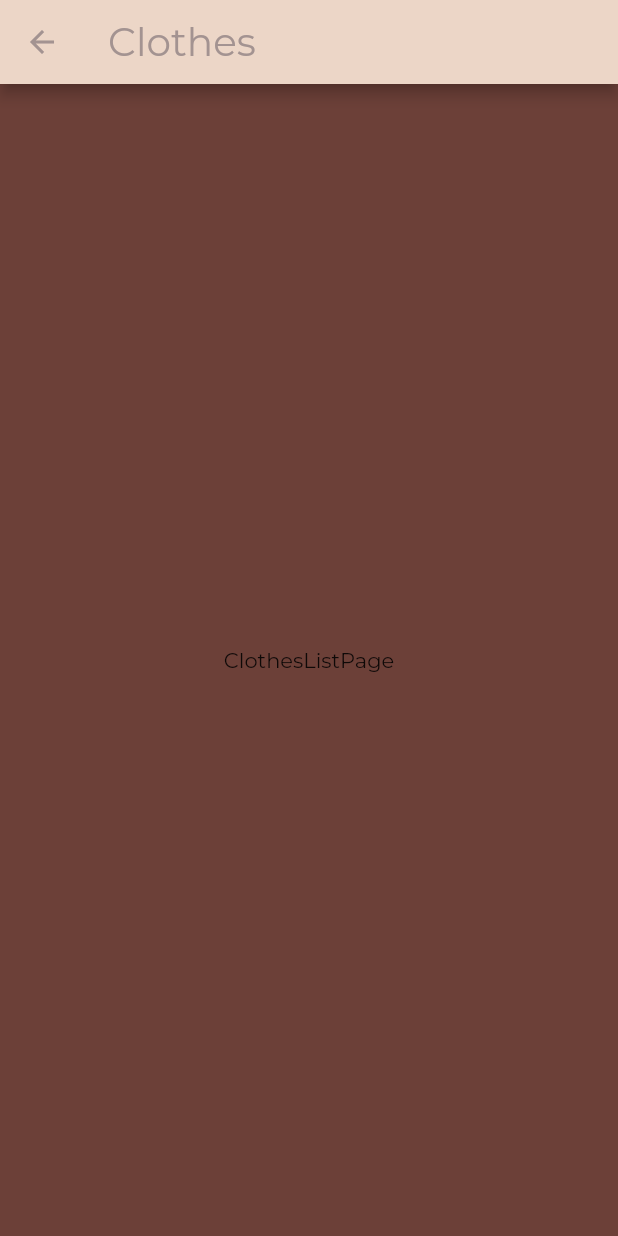
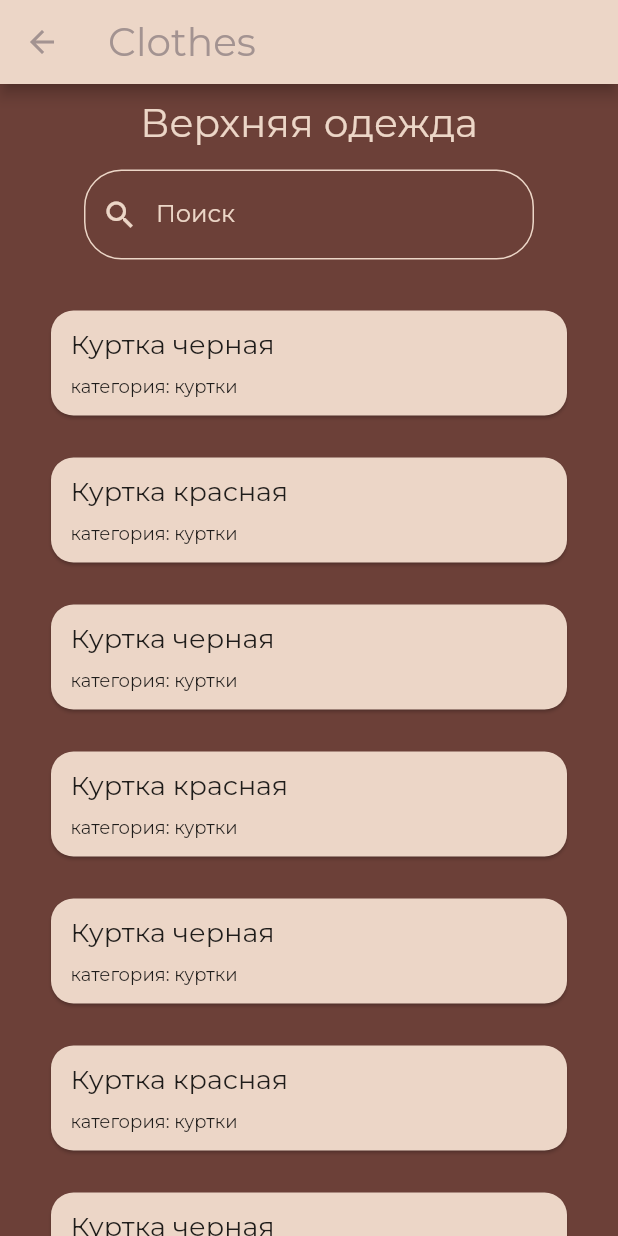
Before and after one commit to Loumber/Clothes, a Flutter app: the ClothesListPage screen opened by its route, on a phone screen of 412 x 824 dp. Run offline on Flutter 3.47's test engine with Material 2 defaults, Android fonts, the phone set to English and light mode, and no system bars; project files that could hold a hidden picture were left out.

Commit message:
added ClothesList

```diff
--- a/lib/AddClothesPage.dart
+++ b/lib/AddClothesPage.dart
@@ -1,9 +1,6 @@
 
 import 'package:flutter/material.dart';
-
-const dark_brown_clr = Color(0xFF6C4038);
-const light_coffee_clr = Color(0xFFECD6C7);
-const dark_coffee_clr = Color(0xFFA39391);
+import 'package:clothes/CustomColors.dart';
 
 class AddClothesPage extends StatelessWidget {
   get onPressed => null;
--- a/lib/CLothesListPage.dart
+++ b/lib/CLothesListPage.dart
@@ -1,28 +1,185 @@
 import 'package:flutter/material.dart';
-const dark_brown_clr = Color(0xFF6C4038);
-const light_coffee_clr = Color(0xFFECD6C7);
-const dark_coffee_clr = Color(0xFFA39391);
+
+import 'CustomColors.dart';
+
 
 class ClothesListPage extends StatelessWidget {
+  //const ClothesListPage({super.key, required this.title});
+  const ClothesListPage({super.key});
+  //final String title;
   @override
   Widget build(BuildContext context) {
     // TODO: implement build
+    //final String title = ModalRoute.of(context)!.settings.arguments as String;
     return Scaffold(
       appBar: AppBar(
         leading: BackButton(
-            color: dark_coffee_clr
+            color: CustomColors.dark_coffee_clr
         ),
         shadowColor: null,
-        backgroundColor: light_coffee_clr,
-        title: const Text('Clothes', style: TextStyle(fontFamily: 'Montserrat',fontSize: 26, color: dark_coffee_clr),),
+        backgroundColor: CustomColors.light_coffee_clr,
+        title: const Text('Clothes', style: TextStyle(fontFamily: 'Montserrat',fontSize: 26, color: CustomColors.dark_coffee_clr),),
       ),
-      backgroundColor: dark_brown_clr,
-      body: Center(
+      backgroundColor: CustomColors.dark_brown_clr,
+       body:
+
+           new ClothesList()
+
+       //Center(
+      //   child: Container(
+      //     child: Text('ClothesListPage'),
+      //   ),
+      // ),
+    );
+  }
+
+}
+
+class ClothesList extends StatefulWidget {
+  // const ClothesList(this.title);
+  // //ClothesList({Key key}) : super(key: key);
+  // final String title;
+  //final String description;
+
+  @override
+  _ClothesListState createState() => _ClothesListState();
+}
+
+class _ClothesListState extends State<ClothesList> {
+  //_ClothesListState(this.title);
+  final String title = "Верхняя одежда";
+  TextEditingController editingController = TextEditingController();
+
+  final duplicateItems = List<ClothesInfo>.generate(10, (i) =>
+      i.isEven ? ClothesInfo('Куртка черная', 'категория: куртки', ''): ClothesInfo('Куртка красная', 'категория: куртки', ''));
+  var items = <ClothesInfo>[];
+
+  @override
+  void initState() {
+    items.addAll(duplicateItems);
+    super.initState();
+  }
+
+  void filterSearchResults(String query) {
+    List<ClothesInfo> searchList = <ClothesInfo>[];
+    searchList.addAll(duplicateItems);
+    if(query.isNotEmpty) {
+      List<ClothesInfo> listData = <ClothesInfo>[];
+      searchList.forEach((item) {
+        if(item.contains(query)) {
+          listData.add(item);
+        }
+      });
+      setState(() {
+        items.clear();
+        items.addAll(listData);
+      });
+      return;
+    } else {
+      setState(() {
+        items.clear();
+        items.addAll(duplicateItems);
+      });
+    }
+
+  }
+
+  @override
+  Widget build(BuildContext context) {
+    return Container(
+      child: Column(
+        crossAxisAlignment: CrossAxisAlignment.center,
+        children: <Widget>[
+          Padding(
+            padding: const EdgeInsets.fromLTRB(0.0, 10.0, 0.0, 10.0),
+            child: Text(title, style: TextStyle(fontFamily: 'Montserrat', fontSize: 26, color: CustomColors.light_coffee_clr),),
+          ),
+          Padding(
+            padding: const EdgeInsets.fromLTRB(0.0, 5.0, 0.0, 20.0),
+            child: SizedBox(
+              width: 300,
+              child: TextField(
+                style: TextStyle(color: CustomColors.light_coffee_clr),
+                onChanged: (value) {
+                  filterSearchResults(value);
+                },
+                controller: editingController,
+                decoration: const InputDecoration(
+                  suffixStyle: TextStyle(color: CustomColors.light_coffee_clr),
+                  labelStyle: TextStyle(color: CustomColors.light_coffee_clr),
+                  labelText: "Поиск",
+                  prefixIcon: Icon(Icons.search,color: CustomColors.light_coffee_clr,),
+                  border: OutlineInputBorder(
+                    borderRadius: BorderRadius.all(Radius.circular(25.0)),
+                    borderSide: BorderSide(color: CustomColors.light_coffee_clr)
+                  ),
+                  focusedBorder: OutlineInputBorder(
+                      borderRadius: BorderRadius.all(Radius.circular(25.0)),
+                      borderSide: BorderSide(color: CustomColors.light_coffee_clr)
+                  ),
+                  enabledBorder: OutlineInputBorder(
+                      borderRadius: BorderRadius.all(Radius.circular(25.0)),
+                      borderSide: BorderSide(color: CustomColors.light_coffee_clr)
+                  ),
+                )
+              ),
+            ),
+          ),
+          Expanded(
+            child: ListView.builder(
+              shrinkWrap: true,
+              itemCount: items.length,
+              itemBuilder: (context, index) {
+                return ListCard(items[index]);
+              },
+            ),
+          ),
+        ],
+      ),
+    );
+  }
+}
+
+class ListCard extends StatelessWidget {
+  ClothesInfo item;
+  ListCard(this.item, {super.key});
+  @override
+  Widget build(BuildContext context) {
+    // TODO: implement build
+    return Padding(
+      padding: const EdgeInsets.fromLTRB(30.0, 10.0, 30.0, 10.0),
+      child: Card(
+        shape: RoundedRectangleBorder(
+          borderRadius: BorderRadius.circular(15.0)
+        ),
+        color: CustomColors.light_coffee_clr,
         child: Container(
-          child: Text('ClothesListPage'),
+          height: 70,
+          child: Padding(
+            padding: const EdgeInsets.fromLTRB(13.0, 8.0, 13.0, 8.0),
+            child: Column(
+              crossAxisAlignment: CrossAxisAlignment.start,
+              mainAxisAlignment: MainAxisAlignment.spaceAround,
+              children: [
+                Text(item.name, style: TextStyle(fontSize: 18),),
+                Text(item.category, style: TextStyle(fontSize: 12),),
+              ],
+            ),
+          )
         ),
       ),
     );
   }
+}
 
+class ClothesInfo {
+  String name;
+  String category;
+  String description;
+
+  ClothesInfo(this.name, this.category, this.description);
+
+  bool contains(String query) {
+    return (name.contains(query)) || (category.contains(query));
+  }
 }
--- /dev/null
+++ b/lib/CustomColors.dart
@@ -0,0 +1,7 @@
+import 'dart:ui';
+
+class CustomColors {
+  static const dark_brown_clr = Color(0xFF6C4038);
+  static const light_coffee_clr = Color(0xFFECD6C7);
+  static const dark_coffee_clr = Color(0xFFA39391);
+}
--- a/lib/MainPage.dart
+++ b/lib/MainPage.dart
@@ -2,9 +2,8 @@
 import 'package:clothes/RoutesGenerator.dart';
 import 'package:flutter/material.dart';
 
-const dark_brown_clr = Color(0xFF6C4038);
-const light_coffee_clr = Color(0xFFECD6C7);
-const dark_coffee_clr = Color(0xFFA39391);
+import 'CustomColors.dart';
+
 
 class MainPage extends StatelessWidget {
 
@@ -28,11 +27,11 @@ class MainPage extends StatelessWidget {
                       mainAxisAlignment: MainAxisAlignment.spaceAround,
                       children: [
                         Container(
-                            child: Text('Ростов-на-Дону', style: TextStyle(fontFamily: 'Montserrat', color:light_coffee_clr ),)
+                            child: Text('Ростов-на-Дону', style: TextStyle(fontFamily: 'Montserrat', color:CustomColors.light_coffee_clr ),)
                         ),
                         SizedBox(height: 10,),
                         Container(
-                          child: Text('18°C', style: TextStyle(fontFamily: 'Montserrat',color:light_coffee_clr, fontSize: 34),),
+                          child: Text('18°C', style: TextStyle(fontFamily: 'Montserrat',color:CustomColors.light_coffee_clr, fontSize: 34),),
                         )
                       ],
                     ),
@@ -50,7 +49,7 @@ class MainPage extends StatelessWidget {
             SizedBox(height: 30,width: 100),
             ElevatedButton(
                 style: ButtonStyle(
-                    backgroundColor: MaterialStateProperty.all<Color>(light_coffee_clr),
+                    backgroundColor: MaterialStateProperty.all<Color>(CustomColors.light_coffee_clr),
                     shape: MaterialStateProperty.all<RoundedRectangleBorder>(
                         RoundedRectangleBorder(
                             borderRadius: BorderRadius.circular(40.0),
@@ -61,7 +60,7 @@ class MainPage extends StatelessWidget {
                 onPressed: () => Navigator.of(context)?.pushNamed(RoutesGenerator.selectOutfitPage),
                // style: TextButton.styleFrom(backgroundColor: light_coffee_clr),
                 child: Padding(padding: EdgeInsets.all(10),
-                child:Text('Подобрать \n одежду', style: TextStyle(fontFamily: 'Montserrat', color: dark_coffee_clr,fontSize: 24)))),
+                child:Text('Подобрать \n одежду', style: TextStyle(fontFamily: 'Montserrat', color: CustomColors.dark_coffee_clr,fontSize: 22)))),
             SizedBox(height: 50,width: 100),
           ],
         )
--- a/lib/RoutesGenerator.dart
+++ b/lib/RoutesGenerator.dart
@@ -11,8 +11,10 @@ class RoutesGenerator {
   static const String selectOutfitPage = '/selectoutfitpage';
   static const String clothesListPage = '/clotheslistpage';
 
-
-  RoutesGenerator._() {}
+  // String title;
+  //
+  // RoutesGenerator(this.title);
+  //RoutesGenerator._(String t) {this.title;}
 
   static Route<dynamic> generateRoute(RouteSettings settings) {
 //4.
--- a/lib/SelectOutfitPage.dart
+++ b/lib/SelectOutfitPage.dart
@@ -1,9 +1,7 @@
 
 import 'package:flutter/material.dart';
 
-const dark_brown_clr = Color(0xFF6C4038);
-const light_coffee_clr = Color(0xFFECD6C7);
-const dark_coffee_clr = Color(0xFFA39391);
+import 'CustomColors.dart';
 
 class SelectOutfitPage extends StatelessWidget {
   @override
@@ -12,13 +10,13 @@ class SelectOutfitPage extends StatelessWidget {
     return Scaffold(
       appBar: AppBar(
         leading: BackButton(
-            color: dark_coffee_clr
+            color: CustomColors.dark_coffee_clr
         ),
         shadowColor: null,
-        backgroundColor: light_coffee_clr,
-        title: const Text('Clothes', style: TextStyle(fontFamily: 'Montserrat',fontSize: 26, color: dark_coffee_clr),),
+        backgroundColor: CustomColors.light_coffee_clr,
+        title: const Text('Clothes', style: TextStyle(fontFamily: 'Montserrat',fontSize: 26, color: CustomColors.dark_coffee_clr),),
       ),
-      backgroundColor: dark_brown_clr,
+      backgroundColor: CustomColors.dark_brown_clr,
       body: Center(
         child: Container(
           child: Text('SelectOutfitPage'),
--- a/lib/WardrobePage.dart
+++ b/lib/WardrobePage.dart
@@ -2,11 +2,9 @@
 import 'package:flutter/material.dart';
 import 'package:clothes/clothes_icons.dart';
 
+import 'CustomColors.dart';
 import 'RoutesGenerator.dart';
 
-const dark_brown_clr = Color(0xFF6C4038);
-const light_coffee_clr = Color(0xFFECD6C7);
-const dark_coffee_clr = Color(0xFFA39391);
 
 class WardrobePage extends StatelessWidget {
   get onPressed => null;
@@ -60,13 +58,13 @@ class Tile extends StatelessWidget {
     return InkWell(
       onTap: () => Navigator.of(context)?.pushNamed(RoutesGenerator.clothesListPage),
       child: Padding(
-        padding: EdgeInsets.fromLTRB(15.0, 20.0, 20.0, 20.0),
+        padding: EdgeInsets.fromLTRB(15.0, 15.0, 20.0, 15.0),
         child: Container(
           height: 150,
           width: 110,
           decoration: BoxDecoration(
             borderRadius: BorderRadius.circular(10),
-            color: light_coffee_clr,
+            color: CustomColors.light_coffee_clr,
           ),
           child:  Padding(
             padding: const EdgeInsets.all(10.0),
```
Also changed, not shown: lib/MyNavigationBar.dart (+16 -11 lines).
